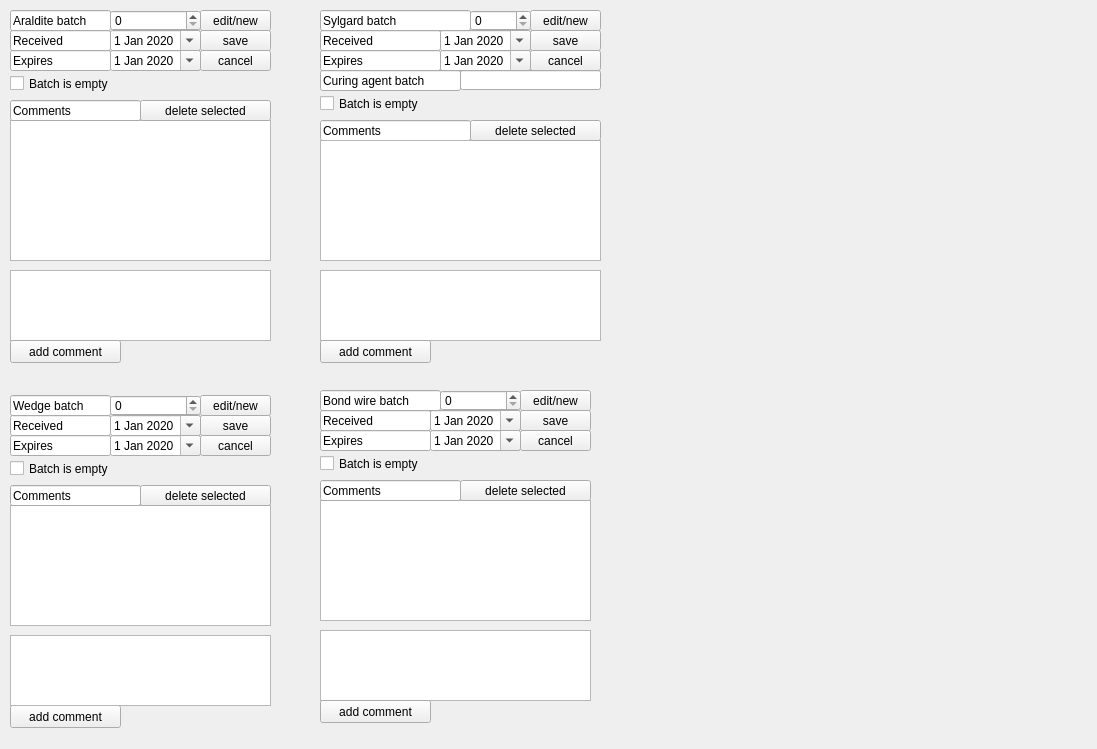
Old version of the form pages_ui/view_supplies.ui in the repository IncandelaLab/SharedUI.
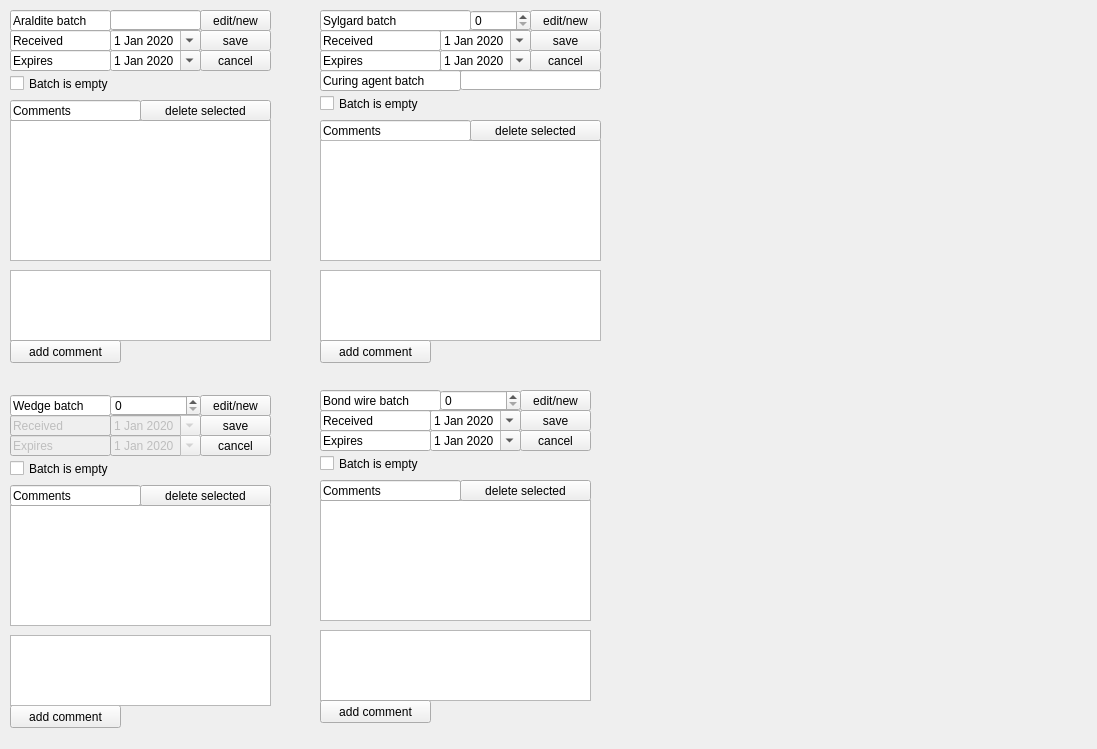
New version of the form.

Commit message: Possible fix for Windows bug; this commit may have unfinished changes in view_supplies and view_sensor_step

Patch:
```diff
--- a/pages_ui/view_supplies.ui
+++ b/pages_ui/view_supplies.ui
@@ -29,19 +29,6 @@
     <bool>true</bool>
    </property>
   </widget>
-  <widget class="QSpinBox" name="sbAralditeID">
-   <property name="geometry">
-    <rect>
-     <x>110</x>
-     <y>10</y>
-     <width>91</width>
-     <height>21</height>
-    </rect>
-   </property>
-   <property name="maximum">
-    <number>2147483647</number>
-   </property>
-  </widget>
   <widget class="QListWidget" name="listAralditeComments">
    <property name="geometry">
     <rect>
@@ -213,6 +200,9 @@
    </property>
   </widget>
   <widget class="QLineEdit" name="lineEdit_5">
+   <property name="enabled">
+    <bool>false</bool>
+   </property>
    <property name="geometry">
     <rect>
      <x>10</x>
@@ -229,6 +219,9 @@
    </property>
   </widget>
   <widget class="QLineEdit" name="lineEdit_6">
+   <property name="enabled">
+    <bool>false</bool>
+   </property>
    <property name="geometry">
     <rect>
      <x>10</x>
@@ -329,6 +322,9 @@
    </property>
   </widget>
   <widget class="QDateEdit" name="dWedgeReceived">
+   <property name="enabled">
+    <bool>false</bool>
+   </property>
    <property name="geometry">
     <rect>
      <x>110</x>
@@ -389,6 +385,9 @@
    </property>
   </widget>
   <widget class="QDateEdit" name="dWedgeExpires">
+   <property name="enabled">
+    <bool>false</bool>
+   </property>
    <property name="geometry">
     <rect>
      <x>110</x>
@@ -1038,6 +1037,16 @@
     <bool>true</bool>
    </property>
   </widget>
+  <widget class="QLineEdit" name="leAralditeID">
+   <property name="geometry">
+    <rect>
+     <x>110</x>
+     <y>10</y>
+     <width>91</width>
+     <height>20</height>
+    </rect>
+   </property>
+  </widget>
  </widget>
  <resources/>
  <connections/>
```
Left out of the diff: 6 changed lines with no effect on the pictures. The commit also changes 4 other files.
